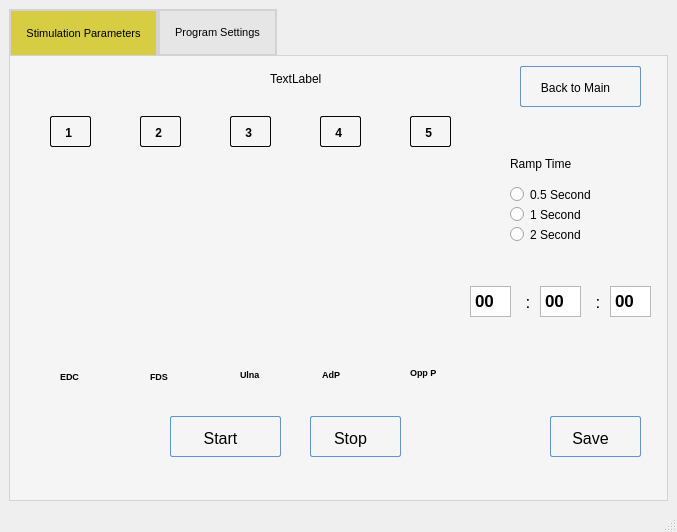
viniltc/POML060, file POML060_v1/stageprogram.ui: the form before one commit.
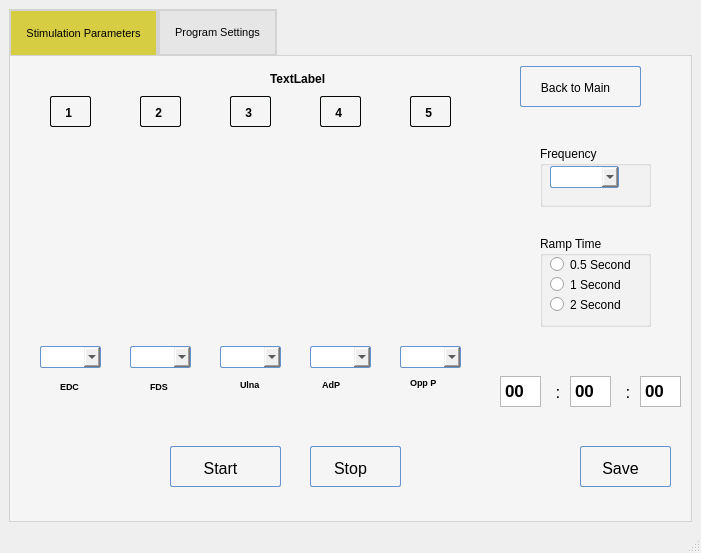
The form after the commit. Icons and pictures are not drawn. Custom widgets are drawn as their Qt base class.

Commit message: Frequency adjustment added (to each channels and stimulator as whole) Pulse width adjustment modfied in Key grip phase

Diff of the .ui file:
```diff
--- a/POML060_v1/stageprogram.ui
+++ b/POML060_v1/stageprogram.ui
@@ -6,8 +6,8 @@
    <rect>
     <x>0</x>
     <y>0</y>
-    <width>677</width>
-    <height>532</height>
+    <width>701</width>
+    <height>553</height>
    </rect>
   </property>
   <property name="windowTitle">
@@ -54,7 +54,7 @@
         <property name="geometry">
          <rect>
           <x>160</x>
-          <y>360</y>
+          <y>390</y>
           <width>111</width>
           <height>41</height>
          </rect>
@@ -113,7 +113,7 @@
         <property name="geometry">
          <rect>
           <x>300</x>
-          <y>360</y>
+          <y>390</y>
           <width>91</width>
           <height>41</height>
          </rect>
@@ -167,8 +167,8 @@
        <widget class="QPushButton" name="pushButton_stimSave">
         <property name="geometry">
          <rect>
-          <x>540</x>
-          <y>360</y>
+          <x>570</x>
+          <y>390</y>
           <width>91</width>
           <height>41</height>
          </rect>
@@ -223,7 +223,7 @@
         <property name="geometry">
          <rect>
           <x>30</x>
-          <y>100</y>
+          <y>80</y>
           <width>61</width>
           <height>201</height>
          </rect>
@@ -262,7 +262,7 @@
         <property name="geometry">
          <rect>
           <x>120</x>
-          <y>100</y>
+          <y>80</y>
           <width>61</width>
           <height>201</height>
          </rect>
@@ -295,7 +295,7 @@
         <property name="geometry">
          <rect>
           <x>210</x>
-          <y>100</y>
+          <y>80</y>
           <width>61</width>
           <height>201</height>
          </rect>
@@ -328,7 +328,7 @@
         <property name="geometry">
          <rect>
           <x>300</x>
-          <y>100</y>
+          <y>80</y>
           <width>61</width>
           <height>201</height>
          </rect>
@@ -361,7 +361,7 @@
         <property name="geometry">
          <rect>
           <x>390</x>
-          <y>100</y>
+          <y>80</y>
           <width>61</width>
           <height>201</height>
          </rect>
@@ -394,7 +394,7 @@
         <property name="geometry">
          <rect>
           <x>40</x>
-          <y>60</y>
+          <y>40</y>
           <width>41</width>
           <height>31</height>
          </rect>
@@ -450,7 +450,7 @@
         <property name="geometry">
          <rect>
           <x>130</x>
-          <y>60</y>
+          <y>40</y>
           <width>41</width>
           <height>31</height>
          </rect>
@@ -498,7 +498,7 @@
         <property name="geometry">
          <rect>
           <x>220</x>
-          <y>60</y>
+          <y>40</y>
           <width>41</width>
           <height>31</height>
          </rect>
@@ -546,7 +546,7 @@
         <property name="geometry">
          <rect>
           <x>310</x>
-          <y>60</y>
+          <y>40</y>
           <width>41</width>
           <height>31</height>
          </rect>
@@ -595,7 +595,7 @@
         <property name="geometry">
          <rect>
           <x>400</x>
-          <y>60</y>
+          <y>40</y>
           <width>41</width>
           <height>31</height>
          </rect>
@@ -650,6 +650,8 @@
         <property name="font">
          <font>
           <pointsize>9</pointsize>
+          <weight>75</weight>
+          <bold>true</bold>
          </font>
         </property>
         <property name="text">
@@ -660,7 +662,7 @@
         <property name="geometry">
          <rect>
           <x>50</x>
-          <y>310</y>
+          <y>320</y>
           <width>61</width>
           <height>20</height>
          </rect>
@@ -680,7 +682,7 @@
         <property name="geometry">
          <rect>
           <x>140</x>
-          <y>310</y>
+          <y>320</y>
           <width>61</width>
           <height>20</height>
          </rect>
@@ -700,7 +702,7 @@
         <property name="geometry">
          <rect>
           <x>230</x>
-          <y>310</y>
+          <y>320</y>
           <width>61</width>
           <height>16</height>
          </rect>
@@ -720,7 +722,7 @@
         <property name="geometry">
          <rect>
           <x>310</x>
-          <y>310</y>
+          <y>320</y>
           <width>61</width>
           <height>16</height>
          </rect>
@@ -740,7 +742,7 @@
         <property name="geometry">
          <rect>
           <x>400</x>
-          <y>310</y>
+          <y>320</y>
           <width>47</width>
           <height>13</height>
          </rect>
@@ -759,8 +761,8 @@
        <widget class="QTextEdit" name="minutesText">
         <property name="geometry">
          <rect>
-          <x>460</x>
-          <y>230</y>
+          <x>490</x>
+          <y>320</y>
           <width>41</width>
           <height>31</height>
          </rect>
@@ -783,8 +785,8 @@
        <widget class="QTextEdit" name="secondsText">
         <property name="geometry">
          <rect>
-          <x>530</x>
-          <y>230</y>
+          <x>560</x>
+          <y>320</y>
           <width>41</width>
           <height>31</height>
          </rect>
@@ -807,8 +809,8 @@
        <widget class="QTextEdit" name="hundredthsText">
         <property name="geometry">
          <rect>
-          <x>600</x>
-          <y>230</y>
+          <x>630</x>
+          <y>320</y>
           <width>41</width>
           <height>31</height>
          </rect>
@@ -831,8 +833,8 @@
        <widget class="QLabel" name="label_9">
         <property name="geometry">
          <rect>
-          <x>510</x>
-          <y>230</y>
+          <x>540</x>
+          <y>320</y>
           <width>16</width>
           <height>31</height>
          </rect>
@@ -852,8 +854,8 @@
        <widget class="QLabel" name="label_10">
         <property name="geometry">
          <rect>
-          <x>580</x>
-          <y>230</y>
+          <x>610</x>
+          <y>320</y>
           <width>16</width>
           <height>31</height>
          </rect>
@@ -937,8 +939,8 @@
        <widget class="QRadioButton" name="radioButton">
         <property name="geometry">
          <rect>
-          <x>500</x>
-          <y>150</y>
+          <x>540</x>
+          <y>220</y>
           <width>82</width>
           <height>17</height>
          </rect>
@@ -950,8 +952,8 @@
        <widget class="QRadioButton" name="radioButton_2">
         <property name="geometry">
          <rect>
-          <x>500</x>
-          <y>170</y>
+          <x>540</x>
+          <y>240</y>
           <width>82</width>
           <height>17</height>
          </rect>
@@ -963,8 +965,8 @@
        <widget class="QRadioButton" name="radioButton_3">
         <property name="geometry">
          <rect>
-          <x>500</x>
-          <y>130</y>
+          <x>540</x>
+          <y>200</y>
           <width>82</width>
           <height>17</height>
          </rect>
@@ -973,19 +975,374 @@
          <string>0.5 Second</string>
         </property>
        </widget>
-       <widget class="QLabel" name="label">
+       <widget class="QComboBox" name="comboBox_frequency">
         <property name="geometry">
          <rect>
-          <x>500</x>
-          <y>100</y>
-          <width>81</width>
-          <height>16</height>
+          <x>540</x>
+          <y>110</y>
+          <width>69</width>
+          <height>22</height>
          </rect>
         </property>
-        <property name="text">
+        <property name="styleSheet">
+         <string notr="true">QComboBox:hover{
+        background: qlineargradient(x1 : 0, y1 : 0, x2 : 0, y2 :   1, stop :   0.0 #ffd9aa,
+                stop :   0.5 #ffbb6e, stop :   0.55 #feae42, stop :   1.0 #fedb74);
+}
+
+QComboBox {
+        border: 1px solid #6593cf;
+        border-radius: 2px;
+        padding: 5px 5px 2px 5px;
+        background: qlineargradient(x1 : 0, y1 : 0, x2 : 0, y2 :   1, stop :   0.0 #f5f9ff,
+                stop :   0.5 #c7dfff, stop :   0.55 #afd2ff, stop :   1.0 #c0dbff);
+        color: #0000;
+        font:  large &quot;Arial&quot;;
+		font-size: 10px;
+        height: 30px;
+}
+
+
+
+QComboBox:pressed {
+        background: qlineargradient(x1 : 0, y1 : 0, x2 : 0, y2 :   1, stop :   0.0 #c0dbff,
+        stop :   0.5 #cfd26f, stop :   0.55 #c7df6f, stop :   1.0 #f5f9ff);
+        padding-top: 2px;
+        padding-left: 3px;
+
+}
+QComboBox:on {
+        background: qlineargradient(x1 : 0, y1 : 0, x2 : 0, y2 :   1, stop :   0.0 #5AA72D,
+        stop :   0.5 #B3E296, stop :   0.55 #B3E296, stop :   1.0 #f5f9ff);
+        padding-top: 2px;
+        padding-left: 3px;
+}
+
+QComboBox:disabled {
+        background: transparent #e5e9ee;
+        padding-top: 2px;        
+        padding-left: 3px;
+        color: black;
+}</string>
+        </property>
+       </widget>
+       <widget class="QGroupBox" name="groupBox_3">
+        <property name="geometry">
+         <rect>
+          <x>530</x>
+          <y>180</y>
+          <width>111</width>
+          <height>91</height>
+         </rect>
+        </property>
+        <property name="title">
          <string>Ramp Time</string>
         </property>
        </widget>
+       <widget class="QGroupBox" name="groupBox_4">
+        <property name="geometry">
+         <rect>
+          <x>530</x>
+          <y>90</y>
+          <width>111</width>
+          <height>61</height>
+         </rect>
+        </property>
+        <property name="title">
+         <string>Frequency</string>
+        </property>
+       </widget>
+       <widget class="QComboBox" name="comboBox_frequency_1">
+        <property name="geometry">
+         <rect>
+          <x>30</x>
+          <y>290</y>
+          <width>61</width>
+          <height>22</height>
+         </rect>
+        </property>
+        <property name="styleSheet">
+         <string notr="true">QComboBox:hover{
+        background: qlineargradient(x1 : 0, y1 : 0, x2 : 0, y2 :   1, stop :   0.0 #ffd9aa,
+                stop :   0.5 #ffbb6e, stop :   0.55 #feae42, stop :   1.0 #fedb74);
+}
+
+QComboBox {
+        border: 1px solid #6593cf;
+        border-radius: 2px;
+        padding: 5px 5px 2px 5px;
+        background: qlineargradient(x1 : 0, y1 : 0, x2 : 0, y2 :   1, stop :   0.0 #f5f9ff,
+                stop :   0.5 #c7dfff, stop :   0.55 #afd2ff, stop :   1.0 #c0dbff);
+        color: #0000;
+        font:  large &quot;Arial&quot;;
+		font-size: 10px;
+        height: 30px;
+}
+
+
+
+QComboBox:pressed {
+        background: qlineargradient(x1 : 0, y1 : 0, x2 : 0, y2 :   1, stop :   0.0 #c0dbff,
+        stop :   0.5 #cfd26f, stop :   0.55 #c7df6f, stop :   1.0 #f5f9ff);
+        padding-top: 2px;
+        padding-left: 3px;
+
+}
+QComboBox:on {
+        background: qlineargradient(x1 : 0, y1 : 0, x2 : 0, y2 :   1, stop :   0.0 #5AA72D,
+        stop :   0.5 #B3E296, stop :   0.55 #B3E296, stop :   1.0 #f5f9ff);
+        padding-top: 2px;
+        padding-left: 3px;
+}
+
+QComboBox:disabled {
+        background: transparent #e5e9ee;
+        padding-top: 2px;        
+        padding-left: 3px;
+        color: black;
+}</string>
+        </property>
+       </widget>
+       <widget class="QComboBox" name="comboBox_frequency_2">
+        <property name="geometry">
+         <rect>
+          <x>120</x>
+          <y>290</y>
+          <width>61</width>
+          <height>22</height>
+         </rect>
+        </property>
+        <property name="styleSheet">
+         <string notr="true">QComboBox:hover{
+        background: qlineargradient(x1 : 0, y1 : 0, x2 : 0, y2 :   1, stop :   0.0 #ffd9aa,
+                stop :   0.5 #ffbb6e, stop :   0.55 #feae42, stop :   1.0 #fedb74);
+}
+
+QComboBox {
+        border: 1px solid #6593cf;
+        border-radius: 2px;
+        padding: 5px 5px 2px 5px;
+        background: qlineargradient(x1 : 0, y1 : 0, x2 : 0, y2 :   1, stop :   0.0 #f5f9ff,
+                stop :   0.5 #c7dfff, stop :   0.55 #afd2ff, stop :   1.0 #c0dbff);
+        color: #0000;
+        font:  large &quot;Arial&quot;;
+		font-size: 10px;
+        height: 30px;
+}
+
+
+
+QComboBox:pressed {
+        background: qlineargradient(x1 : 0, y1 : 0, x2 : 0, y2 :   1, stop :   0.0 #c0dbff,
+        stop :   0.5 #cfd26f, stop :   0.55 #c7df6f, stop :   1.0 #f5f9ff);
+        padding-top: 2px;
+        padding-left: 3px;
+
+}
+QComboBox:on {
+        background: qlineargradient(x1 : 0, y1 : 0, x2 : 0, y2 :   1, stop :   0.0 #5AA72D,
+        stop :   0.5 #B3E296, stop :   0.55 #B3E296, stop :   1.0 #f5f9ff);
+        padding-top: 2px;
+        padding-left: 3px;
+}
+
+QComboBox:disabled {
+        background: transparent #e5e9ee;
+        padding-top: 2px;        
+        padding-left: 3px;
+        color: black;
+}</string>
+        </property>
+       </widget>
+       <widget class="QComboBox" name="comboBox_frequency_3">
+        <property name="geometry">
+         <rect>
+          <x>210</x>
+          <y>290</y>
+          <width>61</width>
+          <height>22</height>
+         </rect>
+        </property>
+        <property name="styleSheet">
+         <string notr="true">QComboBox:hover{
+        background: qlineargradient(x1 : 0, y1 : 0, x2 : 0, y2 :   1, stop :   0.0 #ffd9aa,
+                stop :   0.5 #ffbb6e, stop :   0.55 #feae42, stop :   1.0 #fedb74);
+}
+
+QComboBox {
+        border: 1px solid #6593cf;
+        border-radius: 2px;
+        padding: 5px 5px 2px 5px;
+        background: qlineargradient(x1 : 0, y1 : 0, x2 : 0, y2 :   1, stop :   0.0 #f5f9ff,
+                stop :   0.5 #c7dfff, stop :   0.55 #afd2ff, stop :   1.0 #c0dbff);
+        color: #0000;
+        font:  large &quot;Arial&quot;;
+		font-size: 10px;
+        height: 30px;
+}
+
+
+
+QComboBox:pressed {
+        background: qlineargradient(x1 : 0, y1 : 0, x2 : 0, y2 :   1, stop :   0.0 #c0dbff,
+        stop :   0.5 #cfd26f, stop :   0.55 #c7df6f, stop :   1.0 #f5f9ff);
+        padding-top: 2px;
+        padding-left: 3px;
+
+}
+QComboBox:on {
+        background: qlineargradient(x1 : 0, y1 : 0, x2 : 0, y2 :   1, stop :   0.0 #5AA72D,
+        stop :   0.5 #B3E296, stop :   0.55 #B3E296, stop :   1.0 #f5f9ff);
+        padding-top: 2px;
+        padding-left: 3px;
+}
+
+QComboBox:disabled {
+        background: transparent #e5e9ee;
+        padding-top: 2px;        
+        padding-left: 3px;
+        color: black;
+}</string>
+        </property>
+       </widget>
+       <widget class="QComboBox" name="comboBox_frequency_4">
+        <property name="geometry">
+         <rect>
+          <x>300</x>
+          <y>290</y>
+          <width>61</width>
+          <height>22</height>
+         </rect>
+        </property>
+        <property name="styleSheet">
+         <string notr="true">QComboBox:hover{
+        background: qlineargradient(x1 : 0, y1 : 0, x2 : 0, y2 :   1, stop :   0.0 #ffd9aa,
+                stop :   0.5 #ffbb6e, stop :   0.55 #feae42, stop :   1.0 #fedb74);
+}
+
+QComboBox {
+        border: 1px solid #6593cf;
+        border-radius: 2px;
+        padding: 5px 5px 2px 5px;
+        background: qlineargradient(x1 : 0, y1 : 0, x2 : 0, y2 :   1, stop :   0.0 #f5f9ff,
+                stop :   0.5 #c7dfff, stop :   0.55 #afd2ff, stop :   1.0 #c0dbff);
+        color: #0000;
+        font:  large &quot;Arial&quot;;
+		font-size: 10px;
+        height: 30px;
+}
+
+
+
+QComboBox:pressed {
+        background: qlineargradient(x1 : 0, y1 : 0, x2 : 0, y2 :   1, stop :   0.0 #c0dbff,
+        stop :   0.5 #cfd26f, stop :   0.55 #c7df6f, stop :   1.0 #f5f9ff);
+        padding-top: 2px;
+        padding-left: 3px;
+
+}
+QComboBox:on {
+        background: qlineargradient(x1 : 0, y1 : 0, x2 : 0, y2 :   1, stop :   0.0 #5AA72D,
+        stop :   0.5 #B3E296, stop :   0.55 #B3E296, stop :   1.0 #f5f9ff);
+        padding-top: 2px;
+        padding-left: 3px;
+}
+
+QComboBox:disabled {
+        background: transparent #e5e9ee;
+        padding-top: 2px;        
+        padding-left: 3px;
+        color: black;
+}</string>
+        </property>
+       </widget>
+       <widget class="QComboBox" name="comboBox_frequency_5">
+        <property name="geometry">
+         <rect>
+          <x>390</x>
+          <y>290</y>
+          <width>61</width>
+          <height>22</height>
+         </rect>
+        </property>
+        <property name="styleSheet">
+         <string notr="true">QComboBox:hover{
+        background: qlineargradient(x1 : 0, y1 : 0, x2 : 0, y2 :   1, stop :   0.0 #ffd9aa,
+                stop :   0.5 #ffbb6e, stop :   0.55 #feae42, stop :   1.0 #fedb74);
+}
+
+QComboBox {
+        border: 1px solid #6593cf;
+        border-radius: 2px;
+        padding: 5px 5px 2px 5px;
+        background: qlineargradient(x1 : 0, y1 : 0, x2 : 0, y2 :   1, stop :   0.0 #f5f9ff,
+                stop :   0.5 #c7dfff, stop :   0.55 #afd2ff, stop :   1.0 #c0dbff);
+        color: #0000;
+        font:  large &quot;Arial&quot;;
+		font-size: 10px;
+        height: 30px;
+}
+
+
+
+QComboBox:pressed {
+        background: qlineargradient(x1 : 0, y1 : 0, x2 : 0, y2 :   1, stop :   0.0 #c0dbff,
+        stop :   0.5 #cfd26f, stop :   0.55 #c7df6f, stop :   1.0 #f5f9ff);
+        padding-top: 2px;
+        padding-left: 3px;
+
+}
+QComboBox:on {
+        background: qlineargradient(x1 : 0, y1 : 0, x2 : 0, y2 :   1, stop :   0.0 #5AA72D,
+        stop :   0.5 #B3E296, stop :   0.55 #B3E296, stop :   1.0 #f5f9ff);
+        padding-top: 2px;
+        padding-left: 3px;
+}
+
+QComboBox:disabled {
+        background: transparent #e5e9ee;
+        padding-top: 2px;        
+        padding-left: 3px;
+        color: black;
+}</string>
+        </property>
+       </widget>
+       <zorder>groupBox_3</zorder>
+       <zorder>groupBox_4</zorder>
+       <zorder>pushButton_stimStart</zorder>
+       <zorder>pushButton_stimStop</zorder>
+       <zorder>pushButton_stimSave</zorder>
+       <zorder>widget_currentOne</zorder>
+       <zorder>widget_currentTwo</zorder>
+       <zorder>widget_currentThree</zorder>
+       <zorder>widget_currentFour</zorder>
+       <zorder>widget_currentFive</zorder>
+       <zorder>pushButton_currOnOne</zorder>
+       <zorder>pushButton_currOnTwo</zorder>
+       <zorder>pushButton_currOnThree</zorder>
+       <zorder>pushButton_currOnFour</zorder>
+       <zorder>pushButton_currOnFive</zorder>
+       <zorder>label_pLabel</zorder>
+       <zorder>label_4</zorder>
+       <zorder>label_5</zorder>
+       <zorder>label_6</zorder>
+       <zorder>label_7</zorder>
+       <zorder>label_8</zorder>
+       <zorder>minutesText</zorder>
+       <zorder>secondsText</zorder>
+       <zorder>hundredthsText</zorder>
+       <zorder>label_9</zorder>
+       <zorder>label_10</zorder>
+       <zorder>pushButton_shoulderControl</zorder>
+       <zorder>radioButton</zorder>
+       <zorder>radioButton_2</zorder>
+       <zorder>radioButton_3</zorder>
+       <zorder>comboBox_frequency</zorder>
+       <zorder>comboBox_frequency_1</zorder>
+       <zorder>comboBox_frequency_2</zorder>
+       <zorder>comboBox_frequency_3</zorder>
+       <zorder>comboBox_frequency_4</zorder>
+       <zorder>comboBox_frequency_5</zorder>
       </widget>
       <widget class="QWidget" name="tab_3">
        <attribute name="title">
```
Left out of the diff: 2 changed lines with no effect on the pictures. The commit also changes 6 other files.
